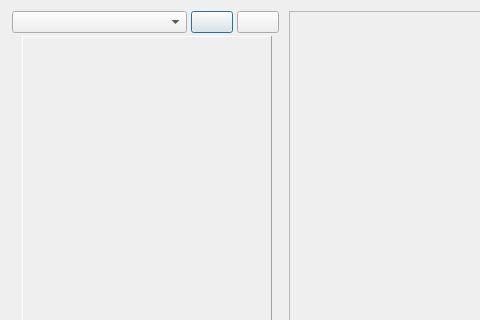
Old version of the form DMHelper/src/bestiarytemplatedialog.ui in the repository MMetze/DMHelper; both pictures show x 0 to 480 and y 0 to 320 of the 890 by 800 pixel window.
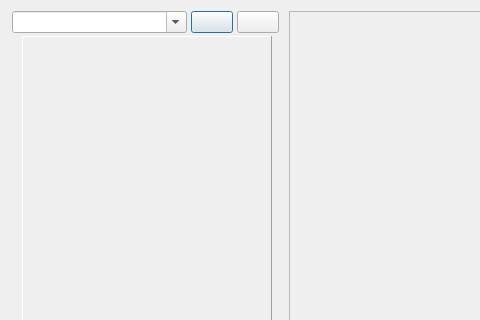
New version of the form. Icons and pictures are not drawn. Custom widgets are drawn as their Qt base class.

```diff
--- a/DMHelper/src/bestiarytemplatedialog.ui
+++ b/DMHelper/src/bestiarytemplatedialog.ui
@@ -45,7 +45,7 @@
           </size>
          </property>
          <property name="editable">
-          <bool>false</bool>
+          <bool>true</bool>
          </property>
          <property name="insertPolicy">
           <enum>QComboBox::NoInsert</enum>
```
